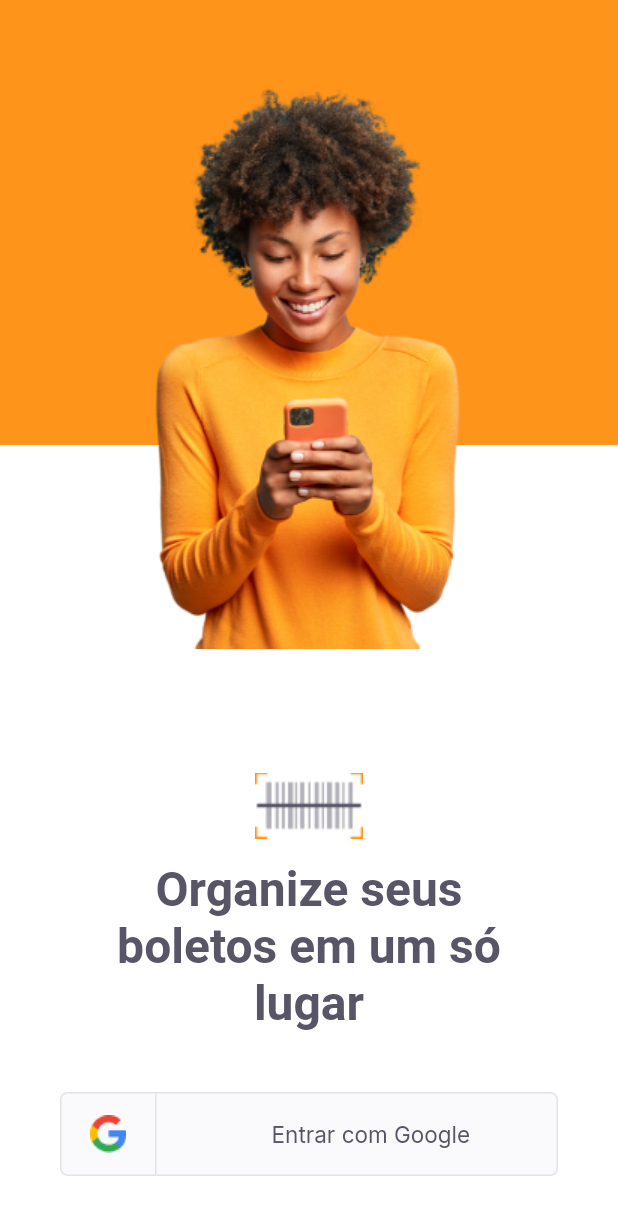
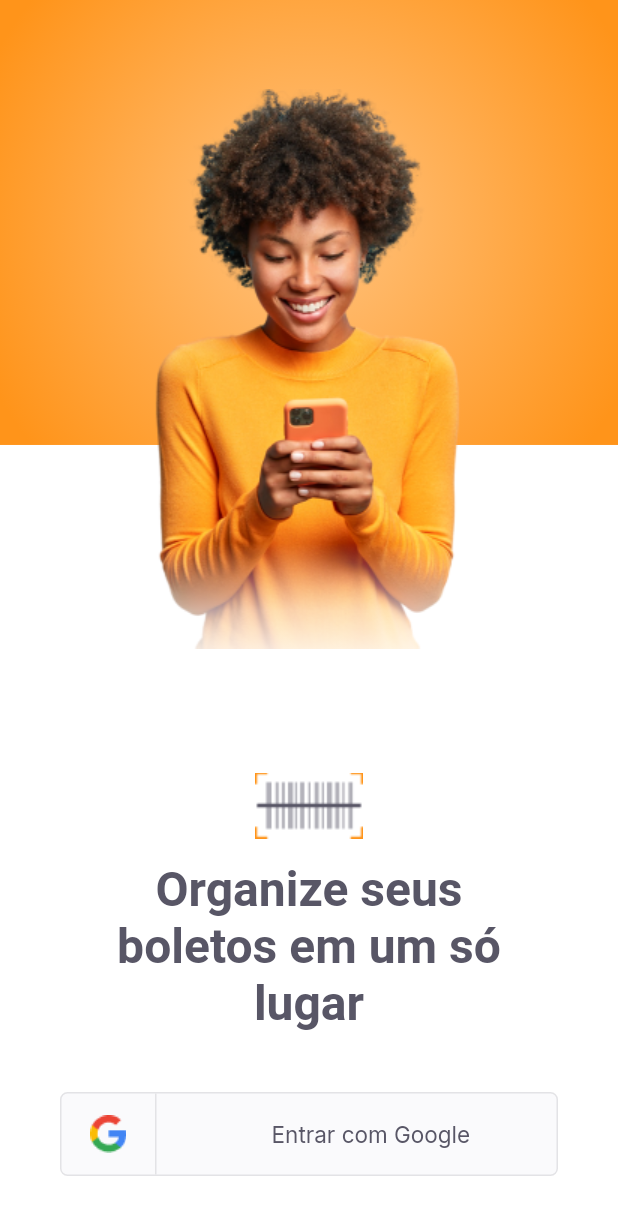
Before and after one commit to higorpo/payflow, a Flutter app: the LoginPage screen opened directly, on a phone screen of 412 x 824 dp. Shown: the top 1215 px of the screen. Run offline on Flutter 3.47's test engine with Material 2 defaults, Android fonts, the phone set to English and light mode, and no system bars; our stand-ins replace google_fonts.

Commit message:
:lipstick: login screen gradients

```diff
--- a/lib/modules/login/login_page.dart
+++ b/lib/modules/login/login_page.dart
@@ -26,16 +26,37 @@ class _LoginPageState extends State<LoginPage> {
             Container(
               width: size.width,
               height: size.height * .36,
-              color: AppColors.primary,
+              decoration: BoxDecoration(
+                gradient: AppColors.radialGradient,
+              ),
             ),
             Positioned(
               left: 0,
               right: 0,
               top: 40,
-              child: Image.asset(
-                AppImages.person,
-                width: 208,
-                height: size.height * 0.50,
+              child: Stack(
+                alignment: AlignmentDirectional.bottomCenter,
+                children: [
+                  Image.asset(
+                    AppImages.person,
+                    width: 208,
+                    height: size.height * 0.50,
+                  ),
+                  Container(
+                    height: 90,
+                    decoration: const BoxDecoration(
+                      gradient: LinearGradient(
+                        begin: Alignment.topCenter,
+                        end: Alignment.bottomCenter,
+                        colors: <Color>[
+                          Color.fromARGB(0, 255, 255, 255),
+                          Color.fromARGB(160, 255, 255, 255),
+                          Color.fromARGB(255, 255, 255, 255),
+                        ],
+                      ),
+                    ),
+                  ),
+                ],
               ),
             ),
             Positioned(
--- a/lib/shared/themes/app_colors.dart
+++ b/lib/shared/themes/app_colors.dart
@@ -9,4 +9,12 @@ class AppColors {
   static final stroke = Color(0xFFE3E3E6);
   static final shape = Color(0xFFFAFAFC);
   static final background = Color(0xFFFFFFFF);
+  static final radialGradient = RadialGradient(
+    center: Alignment(0, 0),
+    radius: 0.8,
+    colors: <Color>[
+      Color(0xFFFFC380),
+      Color(0xFFFF941A),
+    ],
+  );
 }
```
